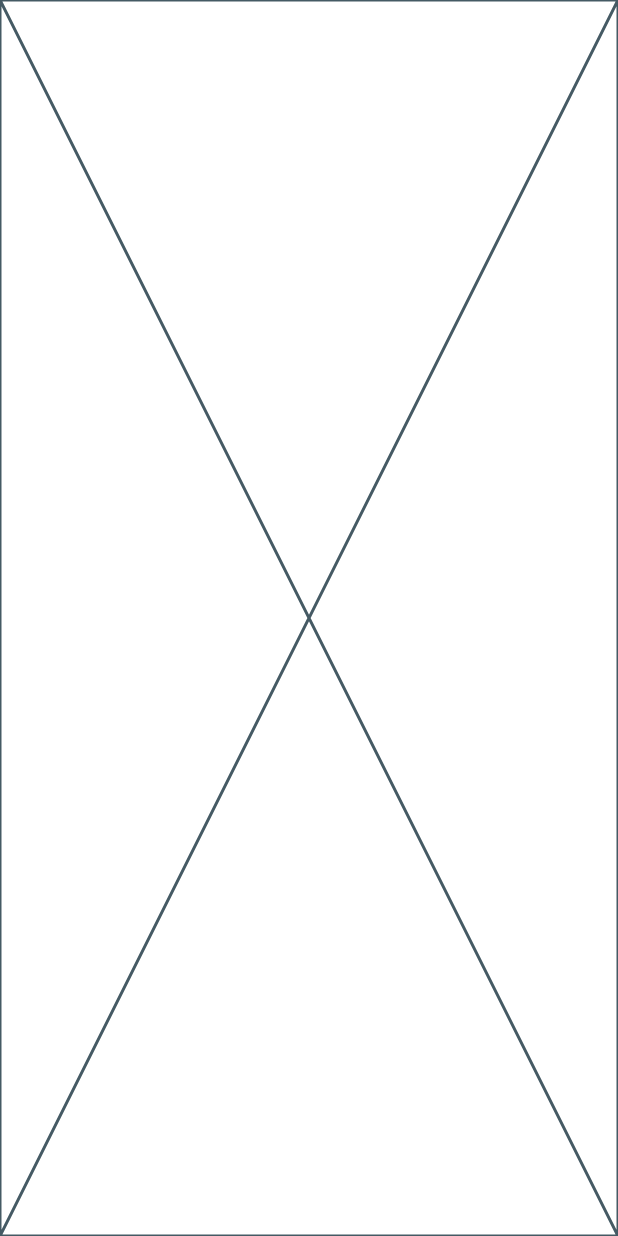
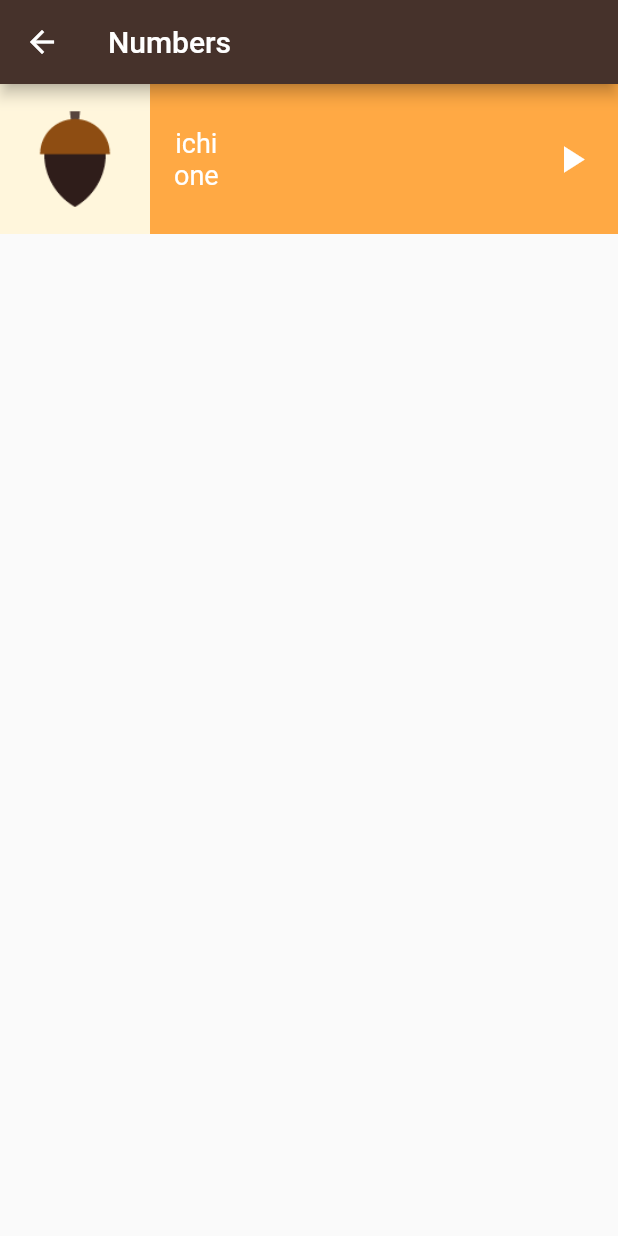
Before and after one commit to MohamedEssam9009/toku_app, a Flutter app: the screen it shows after launch, after a tap on "Numbers", on a phone screen of 412 x 824 dp. Run offline on Flutter 3.47's test engine with Material 3 defaults, Android fonts, the phone set to English and light mode, and no system bars.

Commit message:
number category

```diff
--- a/lib/screens/numbers_page.dart
+++ b/lib/screens/numbers_page.dart
@@ -5,6 +5,48 @@
 
   @override
   Widget build(BuildContext context) {
-    return const Placeholder();
+    return Scaffold(
+      appBar: AppBar(
+        title: const Text('Numbers'),
+        backgroundColor: const Color(0xff46322B),
+      ),
+      body: Container(
+        color: const Color(0xffFFA944),
+        height: 100,
+        child: Row(
+          children: [
+            Container(
+              color: const Color(0xFFFFF6DC),
+              child: Image.asset('assets/images/numbers/number_one.png'),
+            ),
+            const Padding(
+              padding: EdgeInsets.only(left: 16.0),
+              child: Column(
+                mainAxisAlignment: MainAxisAlignment.center,
+                children: [
+                  Text(
+                    'ichi',
+                    style: TextStyle(color: Colors.white, fontSize: 18.0),
+                  ),
+                  Text(
+                    'one',
+                    style: TextStyle(color: Colors.white, fontSize: 18.0),
+                  ),
+                ],
+              ),
+            ),
+            const Spacer(flex: 1),
+            const Padding(
+              padding: EdgeInsets.only(right: 16.0),
+              child: Icon(
+                Icons.play_arrow,
+                color: Colors.white,
+                size: 30.0,
+              ),
+            ),
+          ],
+        ),
+      ),
+    );
   }
 }
```
Also changed, not shown: pubspec.yaml (+4 -3 lines).
